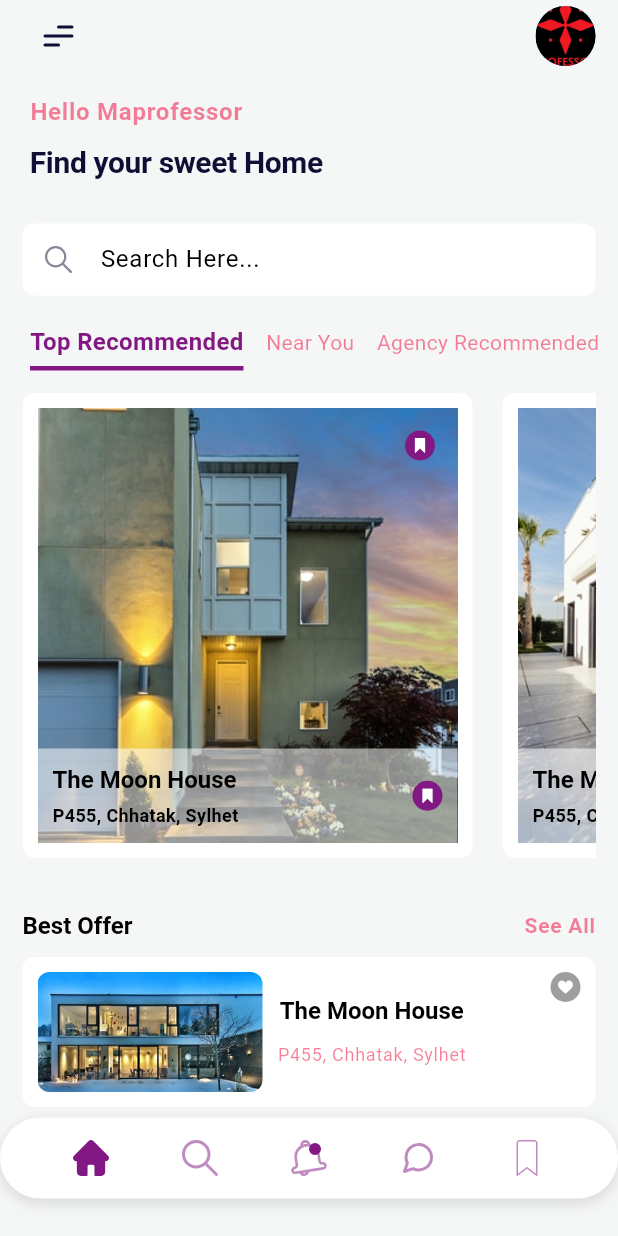
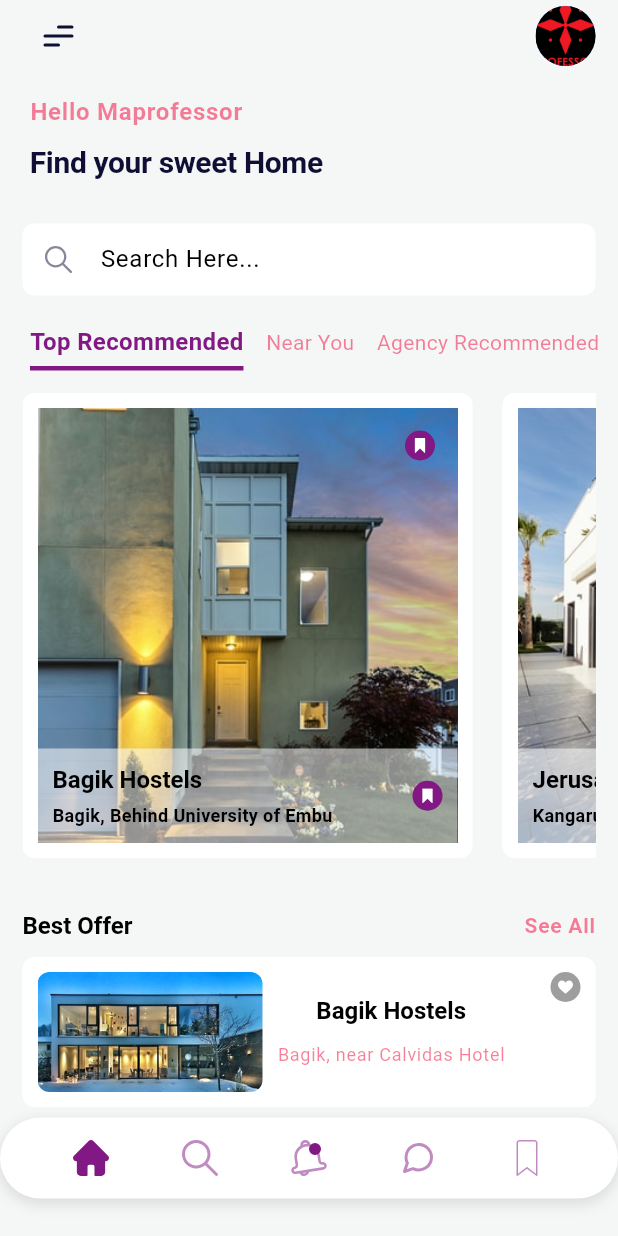
Before and after one commit to brianwereh/trustify, a Flutter app: the screen it shows after launch, on a phone screen of 412 x 824 dp. Run offline on Flutter 3.47's test engine with Material 3 defaults, Android fonts, the phone set to English and light mode, and no system bars; our stand-ins replace flutter_svg.

Commit message:
simple editing

```diff
--- a/lib/model/house.dart
+++ b/lib/model/house.dart
@@ -7,18 +7,19 @@ class House {
 
   static List<House> generateRecommended() {
     return [
-      House('The Moon House', 'P455, Chhatak, Sylhet',
+      House('Bagik Hostels', 'Bagik, Behind University of Embu',
           'assets/images/house01.jpeg'),
-      House('The Moon House', 'P455, Chhatak, Sylhet',
+      House('Jerusalem Hostel', 'Kangaru Market, Embu',
           'assets/images/house02.jpeg'),
+      House('Kamiu Hostel', 'Kamiu, Embu', 'assets/images/house02.jpeg'),
     ];
   }
 
   static List<House> generateBestOffer() {
     return [
-      House('The Moon House', 'P455, Chhatak, Sylhet',
+      House('Bagik Hostels', 'Bagik, near Calvidas Hotel',
           'assets/images/offer01.jpeg'),
-      House('The Moon House', 'P455, Chhatak, Sylhet',
+      House('Jerusalem Hostel', 'Kangaru Market, Embu',
           'assets/images/offer02.jpeg'),
     ];
   }
--- a/lib/screen/detail/detail.dart
+++ b/lib/screen/detail/detail.dart
@@ -36,7 +36,7 @@ class DetailPage extends StatelessWidget {
                 child: Container(
                     alignment: Alignment.center,
                     padding: EdgeInsets.symmetric(vertical: 15),
-                    child: Text('Book Now',
+                    child: Text('Contact Owner',
                         style: TextStyle(
                             color: Colors.white,
                             fontSize: 16,
--- a/lib/screen/detail/widget/about.dart
+++ b/lib/screen/detail/widget/about.dart
@@ -11,7 +11,7 @@ class About extends StatelessWidget {
             'About',
             style: Theme.of(context)
                 .textTheme
-                .headline1!
+                .displayLarge!
                 .copyWith(fontSize: 20, fontWeight: FontWeight.bold),
           ),
           SizedBox(
@@ -20,7 +20,7 @@ class About extends StatelessWidget {
           Text(
             'Get a head start on homebuying season by checking out our latest deals and quick move-ins. New homes offer security, energy efficiency, and peace of mind.',
             style:
-                Theme.of(context).textTheme.bodyText1!.copyWith(fontSize: 14),
+                Theme.of(context).textTheme.bodyLarge!.copyWith(fontSize: 14),
           ),
         ],
       ),
--- a/lib/screen/detail/widget/content_intro.dart
+++ b/lib/screen/detail/widget/content_intro.dart
@@ -43,7 +43,7 @@ class ContentIntro extends StatelessWidget {
                   .bodyLarge!
                   .copyWith(fontSize: 16, fontWeight: FontWeight.bold)),
           TextSpan(
-            text: 'Per Month',
+            text: ' Per Month',
             style:Theme.of(context)
             .textTheme
             .bodyLarge!
--- a/lib/screen/detail/widget/house_info.dart
+++ b/lib/screen/detail/widget/house_info.dart
@@ -22,7 +22,7 @@ class HouseInfo extends StatelessWidget {
             children: [
               MenuInfo(
                   imageUrl: 'assets/icons/kitchen.svg',
-                  content: '2 Kitchen\n120 sqtft'),
+                  content: '1 Kitchen\n120 sqtft'),
               MenuInfo(
                   imageUrl: 'assets/icons/parking.svg',
                   content: '2 Parking\n115 sqft'),
--- a/lib/widget/categories.dart
+++ b/lib/widget/categories.dart
@@ -40,7 +40,7 @@ class _CategoriesState extends State<Categories> {
                     style: TextStyle(
                         color: currentSelect == index
                             ? Theme.of(context).primaryColor
-                            : Theme.of(context).textTheme.bodyText1!.color,
+                            : Theme.of(context).textTheme.bodyLarge!.color,
                         fontSize: currentSelect == index ? 16 : 14,
                         fontWeight: currentSelect == index
                             ? FontWeight.bold
--- a/lib/widget/welcome_text.dart
+++ b/lib/widget/welcome_text.dart
@@ -12,7 +12,7 @@ class WelcomeText extends StatelessWidget {
             'Hello Maprofessor',
             style: Theme.of(context)
                 .textTheme
-                .bodyText1!
+                .bodyLarge!
                 .copyWith(fontSize: 16, fontWeight: FontWeight.bold),
           ),
           SizedBox(height: 10),
@@ -20,7 +20,7 @@ class WelcomeText extends StatelessWidget {
             'Find your sweet Home',
             style: Theme.of(context)
                 .textTheme
-                .headline1!
+                .displayLarge!
                 .copyWith(fontSize: 20, fontWeight: FontWeight.bold),
           )
         ],
```
